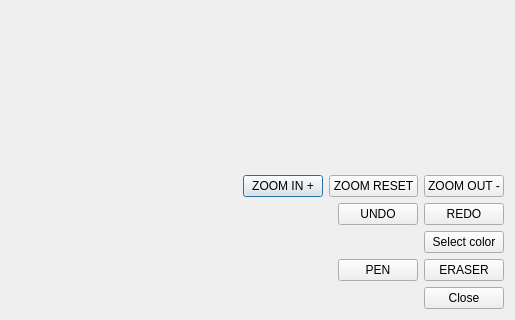
Before: the Qt Designer form PaintViewWidget/PaintWidgetTestWindow.ui in voidThread/spacePaint, drawn with Qt 5; both pictures show x 562 to 1077 and y 675 to 995 of the 1077 by 995 pixel window.
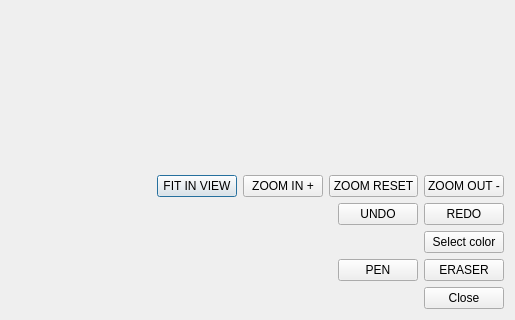
After: the same form once the commit is applied. Custom widgets are drawn as their Qt base class.

Commit message: Zoom in/out/reset zoom functions implemented + extra "fit in view"

Diff of the .ui file:
```diff
--- a/PaintViewWidget/PaintWidgetTestWindow.ui
+++ b/PaintViewWidget/PaintWidgetTestWindow.ui
@@ -60,6 +60,13 @@
        </property>
       </spacer>
      </item>
+     <item>
+      <widget class="QPushButton" name="pushButton_10">
+       <property name="text">
+        <string>FIT IN VIEW</string>
+       </property>
+      </widget>
+     </item>
      <item>
       <widget class="QPushButton" name="pushButton_7">
        <property name="text">
```
The commit also changes 4 other files.
